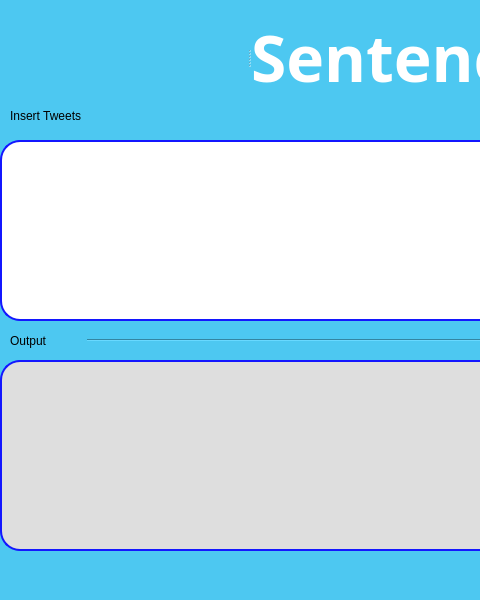
carban/PLNWorkshops, file SentencePieceTwitter/GUI/gui.ui: the form before one commit; both pictures show x 0 to 480 and y 0 to 600 of the 1000 by 600 pixel window.
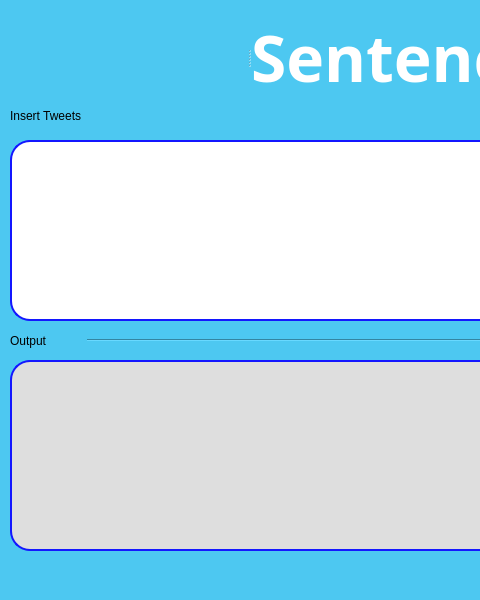
The form after the commit. Icons and pictures are not drawn.

```diff
--- a/SentencePieceTwitter/GUI/gui.ui
+++ b/SentencePieceTwitter/GUI/gui.ui
@@ -33,9 +33,9 @@
    <widget class="QPlainTextEdit" name="plainTextEdit">
     <property name="geometry">
      <rect>
-      <x>0</x>
+      <x>10</x>
       <y>140</y>
-      <width>841</width>
+      <width>831</width>
       <height>181</height>
      </rect>
     </property>
@@ -119,9 +119,9 @@
    <widget class="QPlainTextEdit" name="plainTextEdit_2">
     <property name="geometry">
      <rect>
-      <x>0</x>
+      <x>10</x>
       <y>360</y>
-      <width>841</width>
+      <width>831</width>
       <height>191</height>
      </rect>
     </property>
```
